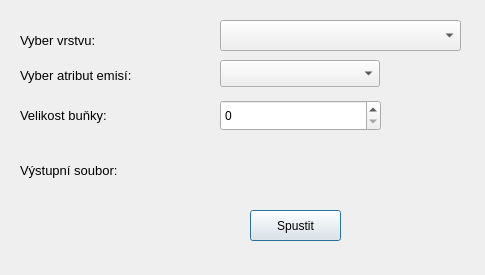
This is jaster_polluted_source_preparation.ui in ruz76/qgis_opensymos_3 as Qt 5 draws it before an edit. The edited form follows.
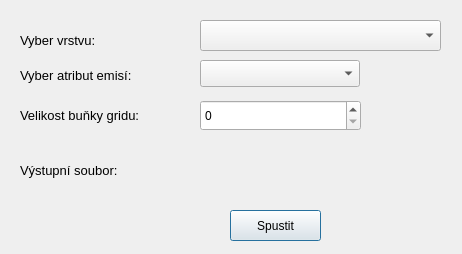
This is the edited form. Custom widgets are drawn as their Qt base class.

Diff of the .ui file:
```diff
--- a/jaster_polluted_source_preparation.ui
+++ b/jaster_polluted_source_preparation.ui
@@ -6,8 +6,8 @@
    <rect>
     <x>0</x>
     <y>0</y>
-    <width>485</width>
-    <height>275</height>
+    <width>462</width>
+    <height>254</height>
    </rect>
   </property>
   <property name="windowTitle">
@@ -16,7 +16,7 @@
   <widget class="QgsMapLayerComboBox" name="VyberVrstvu">
    <property name="geometry">
     <rect>
-     <x>220</x>
+     <x>200</x>
      <y>20</y>
      <width>241</width>
      <height>31</height>
@@ -47,7 +47,7 @@
   <widget class="QgsFieldComboBox" name="VyberAtribut">
    <property name="geometry">
     <rect>
-     <x>220</x>
+     <x>200</x>
      <y>60</y>
      <width>160</width>
      <height>27</height>
@@ -75,7 +75,7 @@
   <widget class="QgsFileWidget" name="FileOutput">
    <property name="geometry">
     <rect>
-     <x>220</x>
+     <x>200</x>
      <y>150</y>
      <width>191</width>
      <height>41</height>
@@ -108,7 +108,7 @@
     <rect>
      <x>20</x>
      <y>100</y>
-     <width>131</width>
+     <width>171</width>
      <height>31</height>
     </rect>
    </property>
@@ -118,13 +118,13 @@
     </font>
    </property>
    <property name="text">
-    <string>Velikost buňky:</string>
+    <string>Velikost buňky gridu:</string>
    </property>
   </widget>
   <widget class="QSpinBox" name="spinBox">
    <property name="geometry">
     <rect>
-     <x>220</x>
+     <x>200</x>
      <y>100</y>
      <width>161</width>
      <height>31</height>
@@ -137,7 +137,7 @@
   <widget class="QPushButton" name="pushButton">
    <property name="geometry">
     <rect>
-     <x>250</x>
+     <x>230</x>
      <y>210</y>
      <width>91</width>
      <height>31</height>
```
